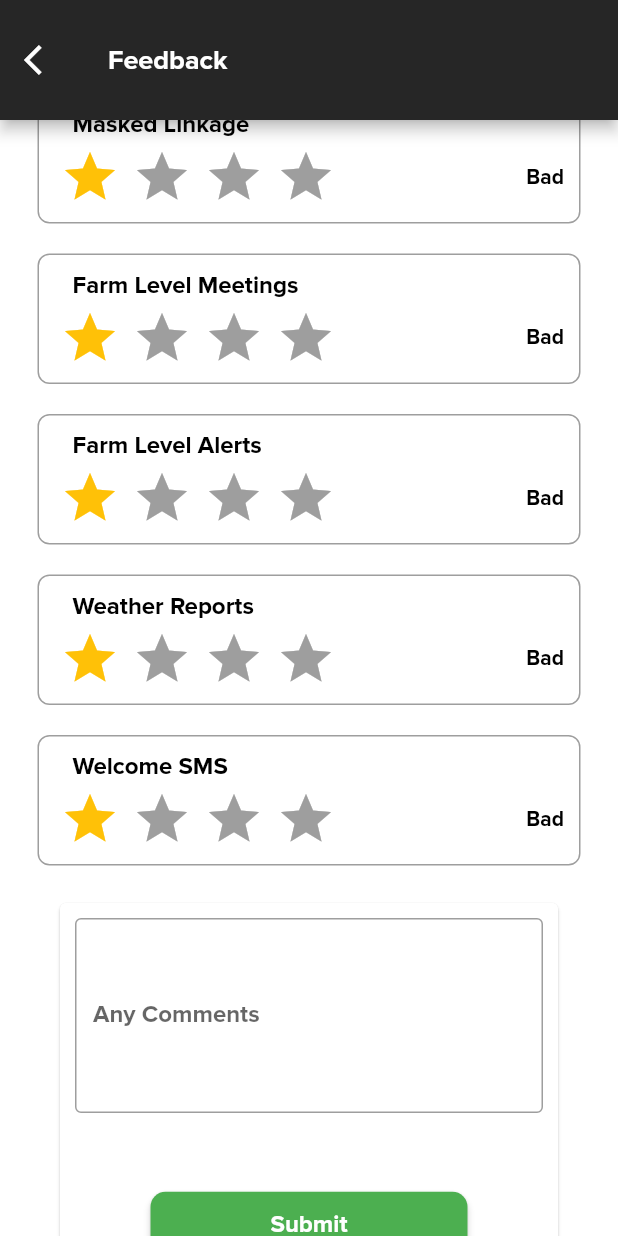
After one commit to vancityAyush/cropsecure, a Flutter app: the FeedbackForm screen opened directly, scrolled down 576 dp, after a tap on "Submit", on a phone screen of 412 x 824 dp. The commit adds this screen. Run offline on Flutter 3.47's test engine with Material 2 defaults, Android fonts, the phone set to English and light mode, and no system bars; drawn by our look-alikes of flutter_rating_bar; our stand-ins replace dio, dropdown_search, file_picker, fluttertoast, form_field_validator, geolocator and 6 more; missing offline and left inert: record; accounts and stored records are empty; network calls fail.

Commit message:
feedback form added

```diff
--- a/lib/data/repository/repo/auth_repo/auth_repo.dart
+++ b/lib/data/repository/repo/auth_repo/auth_repo.dart
@@ -212,6 +212,43 @@ class AuthRepo {
     try {
       Response response =
           await dioClient.post(AppConstants.addDiseaseAlert, data: formData);
+
+      return ApiResponse.withSuccess(response);
+    } catch (e) {
+      return ApiResponse.withError(ApiErrorHandler.getMessage(e));
+    }
+  }
+
+  /////////////////feedbackApi///////////////////////
+
+  Future<ApiResponse> feedbackApi(
+      String user_id,
+      String plot_digitisation,
+      String crop_management,
+      String specific_crop_advisory,
+      String expected_harvest_quantity,
+      String masked_linkage,
+      String farm_level_meeting,
+      String farm_level_alerts,
+      String weather_report,
+      String welcome_sms,
+      String comments) async {
+    FormData formData = FormData.fromMap({
+      "user_id": user_id,
+      "plot_digitisation": plot_digitisation,
+      "crop_management": crop_management,
+      "specific_crop_advisory": specific_crop_advisory,
+      "expected_harvest_quantity": expected_harvest_quantity,
+      "masked_linkage": masked_linkage,
+      "farm_level_meeting": farm_level_meeting,
+      "farm_level_alerts": farm_level_alerts,
+      "weather_report": weather_report,
+      "welcome_sms": welcome_sms,
+      "comments": comments
+    });
+    try {
+      Response response =
+          await dioClient.post(AppConstants.feedBackApi, data: formData);
 
       return ApiResponse.withSuccess(response);
     } catch (e) {
--- a/lib/provider/authprovider.dart
+++ b/lib/provider/authprovider.dart
@@ -609,6 +609,53 @@ class AuthProvider with ChangeNotifier {
     }
   }
 
+  /////// FeedBackApi/////////
+  Future<ResponseModel> feedBackApi(
+      String user_id,
+      String plot_digitisation,
+      String crop_management,
+      String specific_crop_advisory,
+      String expected_harvest_quantity,
+      String masked_linkage,
+      String farm_level_meeting,
+      String farm_level_alerts,
+      String weather_report,
+      String welcome_sms,
+      String comments) async {
+    ApiResponse apiResponse = await authRepo.feedbackApi(
+        user_id,
+        plot_digitisation,
+        crop_management,
+        specific_crop_advisory,
+        expected_harvest_quantity,
+        masked_linkage,
+        farm_level_meeting,
+        farm_level_alerts,
+        weather_report,
+        welcome_sms,
+        comments);
+
+    ResponseModel responseModel;
+    if (apiResponse.response != null &&
+        apiResponse.response.statusCode == 200) {
+      if (apiResponse.response.data['error_code'] == 1) {
+        responseModel = ResponseModel(true, 'successful');
+        Fluttertoast.showToast(msg: "Feedback added successfully");
+      } else {
+        String errorMessage;
+        if (apiResponse.error is String) {
+          errorMessage = apiResponse.error.toString();
+        } else {
+          ErrorResponse errorResponse = apiResponse.error;
+          errorMessage = errorResponse.errors[0].message;
+        }
+        print(errorMessage);
+        _registrationErrorMessage = errorMessage;
+        responseModel = ResponseModel(false, errorMessage);
+      }
+      return responseModel;
+    }
+  }
   ///////////////////////// fetch Farmer Api
 
   Future fetchPlotsApi() async {
--- /dev/null
+++ b/lib/screen/addfarmer/feedback_form.dart
@@ -0,0 +1,254 @@
+import 'dart:ui';
+
+import 'package:cropsecure/provider/authprovider.dart';
+import 'package:cropsecure/utill/app_constants.dart';
+import 'package:flutter/cupertino.dart';
+import 'package:flutter/material.dart';
+import 'package:flutter/painting.dart';
+import 'package:flutter/rendering.dart';
+import 'package:flutter/widgets.dart';
+import 'package:flutter_rating_bar/flutter_rating_bar.dart';
+import 'package:get/get.dart';
+import 'package:provider/provider.dart';
+
+class FeedbackForm extends StatefulWidget {
+  String id;
+  FeedbackForm({this.id});
+  @override
+  _State createState() => _State();
+}
+
+class _State extends State<FeedbackForm> {
+  TextEditingController _commentController = TextEditingController();
+  bool isLoad = false;
+  RxInt plotDigitisation = 0.obs,
+      cropManagement = 0.obs,
+      specificCrop = 0.obs,
+      harvestQuality = 0.obs,
+      maskedLinkage = 0.obs,
+      farmLevelMeetings = 0.obs,
+      farmLevelAlert = 0.obs,
+      weatherReports = 0.obs,
+      welcome_sms = 0.obs;
+
+  @override
+  Widget build(BuildContext context) {
+    return Scaffold(
+      appBar: AppBar(
+        title: const Text(
+          "Feedback",
+          style: TextStyle(
+              color: Colors.white, fontSize: 18, fontWeight: FontWeight.bold),
+        ),
+        leading: IconButton(
+          icon: const Icon(
+            Icons.arrow_back_ios,
+            color: Colors.white,
+          ),
+          onPressed: () {
+            Get.back();
+          },
+        ),
+        toolbarHeight: 80,
+      ),
+      body: SingleChildScrollView(
+        child: Padding(
+          padding: const EdgeInsets.symmetric(horizontal: 20, vertical: 10),
+          child: Column(
+            children: [
+              Container(
+                padding: const EdgeInsets.all(15.0),
+                alignment: Alignment.center,
+                width: double.infinity,
+                child: const Text(
+                  "Cropsecure provides technology to service to farmer. Cropsecure interested in your feedback about technology service. Please take a moment to provide us with your feedback on this feedback form to help us.",
+                  style: TextStyle(
+                      color: Colors.black,
+                      fontWeight: FontWeight.bold,
+                      fontSize: 14),
+                ),
+              ),
+              RatingWidget(
+                  text: "Farmer Plot Digitisation", value: plotDigitisation),
+              const SizedBox(
+                height: 10,
+              ),
+              RatingWidget(text: "Crop Management", value: cropManagement),
+              const SizedBox(
+                height: 10,
+              ),
+              RatingWidget(text: "Specific Crop Advisory", value: specificCrop),
+              const SizedBox(
+                height: 10,
+              ),
+              RatingWidget(
+                  text: "Expected Harvest Quantity", value: harvestQuality),
+              const SizedBox(
+                height: 10,
+              ),
+              RatingWidget(text: "Masked Linkage", value: maskedLinkage),
+              const SizedBox(
+                height: 10,
+              ),
+              RatingWidget(
+                  text: "Farm Level Meetings", value: farmLevelMeetings),
+              const SizedBox(
+                height: 10,
+              ),
+              RatingWidget(text: "Farm Level Alerts", value: farmLevelAlert),
+              const SizedBox(
+                height: 10,
+              ),
+              RatingWidget(text: "Weather Reports", value: weatherReports),
+              const SizedBox(
+                height: 10,
+              ),
+              RatingWidget(text: "Welcome SMS", value: welcome_sms),
+              Card(
+                child: Column(
+                  children: [
+                    Container(
+                      padding: const EdgeInsets.all(10),
+                      child: TextField(
+                        controller: _commentController,
+                        decoration: const InputDecoration(
+                            border: OutlineInputBorder(),
+                            labelText: "Any Comments",
+                            labelStyle: TextStyle(
+                                fontSize: 16, fontWeight: FontWeight.bold)),
+                        maxLines: 5,
+                        keyboardType: TextInputType.multiline,
+                      ),
+                    ),
+                    const SizedBox(height: 20),
+                    //Button for submit with rounded corners
+                    Container(
+                      margin: const EdgeInsets.only(top: 20, bottom: 10),
+                      child: RaisedButton(
+                          color: Colors.green,
+                          shape: RoundedRectangleBorder(
+                              borderRadius: BorderRadius.circular(10)),
+                          padding: const EdgeInsets.symmetric(
+                              vertical: 12, horizontal: 80),
+                          child: isLoad
+                              ? const CircularProgressIndicator(
+                                  color: Colors.white,
+                                )
+                              : const Text(
+                                  "Submit",
+                                  style: const TextStyle(
+                                      color: Colors.white,
+                                      fontWeight: FontWeight.bold,
+                                      fontSize: 16),
+                                ),
+                          onPressed: () async {
+                            setState(() {
+                              isLoad = true;
+                            });
+                            await Provider.of<AuthProvider>(context,
+                                    listen: false)
+                                .feedBackApi(
+                                    widget.id,
+                                    AppConstants
+                                        .ratings[plotDigitisation.value],
+                                    AppConstants.ratings[cropManagement.value],
+                                    AppConstants.ratings[specificCrop.value],
+                                    AppConstants.ratings[harvestQuality.value],
+                                    AppConstants.ratings[maskedLinkage.value],
+                                    AppConstants
+                                        .ratings[farmLevelMeetings.value],
+                                    AppConstants.ratings[farmLevelAlert.value],
+                                    AppConstants.ratings[weatherReports.value],
+                                    AppConstants.ratings[welcome_sms.value],
+                                    _commentController.text);
+                            setState(() {
+                              isLoad = false;
+                              _commentController.clear();
+                              plotDigitisation.value = 0;
+                              cropManagement.value = 0;
+                              specificCrop.value = 0;
+                              harvestQuality.value = 0;
+                              maskedLinkage.value = 0;
+                              farmLevelMeetings.value = 0;
+                              farmLevelAlert.value = 0;
+                              weatherReports.value = 0;
+                              welcome_sms.value = 0;
+                            });
+                          }),
+                    ),
+                  ],
+                ),
+                margin: const EdgeInsets.all(20),
+              ),
+            ],
+          ),
+        ),
+      ),
+    );
+  }
+}
+
+class RatingWidget extends StatelessWidget {
+  String text;
+  RxInt value;
+
+  RatingWidget({this.text, this.value});
+
+  @override
+  Widget build(BuildContext context) {
+    return Container(
+      padding: const EdgeInsets.all(10),
+      margin: const EdgeInsets.all(5),
+      decoration: BoxDecoration(
+        borderRadius: BorderRadius.circular(8),
+        border: Border.all(color: Colors.grey),
+        color: Colors.white,
+      ),
+      child: Column(
+        crossAxisAlignment: CrossAxisAlignment.start,
+        children: [
+          Text(
+            "   " + text,
+            style: const TextStyle(
+              color: Colors.black,
+              fontWeight: FontWeight.bold,
+              fontSize: 16,
+            ),
+          ),
+          const SizedBox(
+            height: 6,
+          ),
+          Row(
+            mainAxisAlignment: MainAxisAlignment.spaceBetween,
+            children: [
+              RatingBar.builder(
+                initialRating: value.value.toDouble() + 1,
+                minRating: 1,
+                direction: Axis.horizontal,
+                allowHalfRating: false,
+                itemCount: 4,
+                itemPadding: const EdgeInsets.symmetric(horizontal: 4.0),
+                itemBuilder: (context, index) => const Icon(
+                  Icons.star,
+                  color: Colors.amber,
+                ),
+                onRatingUpdate: (rating) {
+                  value.value = rating.toInt() - 1;
+                },
+              ),
+              Obx(
+                () => Text(
+                  AppConstants.ratings[value.value],
+                  style: const TextStyle(
+                      color: Colors.black,
+                      fontWeight: FontWeight.bold,
+                      fontSize: 14),
+                ),
+              ),
+            ],
+          ),
+        ],
+      ),
+    );
+  }
+}
--- a/lib/screen/addfarmer/viewplots.dart
+++ b/lib/screen/addfarmer/viewplots.dart
@@ -1,4 +1,5 @@
 import 'package:cropsecure/provider/authprovider.dart';
+import 'package:cropsecure/screen/addfarmer/feedback_form.dart';
 import 'package:cropsecure/screen/addfarmer/geo_tag.dart';
 import 'package:cropsecure/screen/addfarmer/plandoctor.dart';
 import 'package:cropsecure/screen/alerts/alerts.dart';
@@ -652,7 +653,10 @@ class ViewPlots extends StatelessWidget {
                                       flex: 1,
                                       child: InkWell(
                                         onTap: () {
-                                          Get.to(() => YieldScreen(),
+                                          Get.to(
+                                              () => FeedbackForm(
+                                                  id: snapshots.data['data']
+                                                      [index]['id']),
                                               transition: Transition
                                                   .rightToLeftWithFade,
                                               duration: const Duration(
@@ -672,7 +676,7 @@ class ViewPlots extends StatelessWidget {
                                               height: 7,
                                             ),
                                             Text(
-                                              "Feed Talk Form",
+                                              "Feedback Form",
                                               // Text("Yields Register",
                                               style: robotoBold.copyWith(
                                                   color: ColorResources
--- a/lib/utill/app_constants.dart
+++ b/lib/utill/app_constants.dart
@@ -6,6 +6,7 @@ class AppConstants {
 
   ///eCommerce End Point
   static const String loginApi = 'login_user';
+  static const String feedBackApi = 'feedback_form';
   static const String registerApi = 'register_user';
   static const String editProfileApi = 'edit_profile';
   static const String fetchProfileApi = 'fetch_profile';
@@ -58,6 +59,12 @@ class AppConstants {
   static const String fetchCattleShed = 'fetch_cattle_shed';
   static const String orderListApi = 'orderList';
 
+  static const List<String> ratings = [
+    'Bad',
+    'Normal',
+    'Satisfied',
+    'Highly Satisfied',
+  ];
   // Shared Key
   static const String theme = 'theme';
   static const String userId = 'userId';
--- a/pubspec.yaml
+++ b/pubspec.yaml
@@ -50,6 +50,7 @@ dependencies:
   record: ^3.0.4
   google_maps_flutter: ^2.1.3
   location: ^4.3.0
+  flutter_rating_bar: ^4.0.0
 
 dev_dependencies:
   flutter_test:
```
Also changed, not shown: pubspec.lock.
